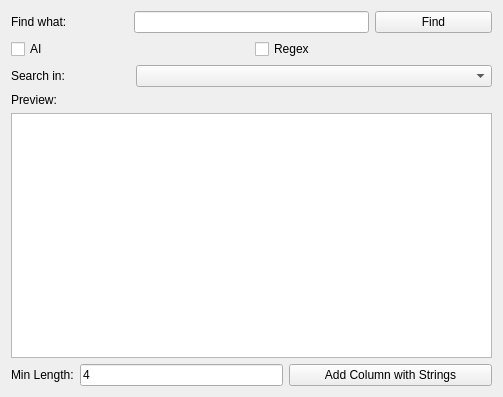
Before: the Qt Designer form ui/findWindow.ui in IvanGranero/pktAnalyzer, drawn with Qt 5.
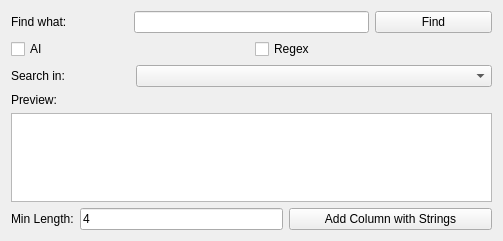
After: the same form once the commit is applied.

The edit to the form file:
```diff
--- a/ui/findWindow.ui
+++ b/ui/findWindow.ui
@@ -7,7 +7,7 @@
     <x>0</x>
     <y>0</y>
     <width>503</width>
-    <height>397</height>
+    <height>241</height>
    </rect>
   </property>
   <property name="windowTitle">
```
